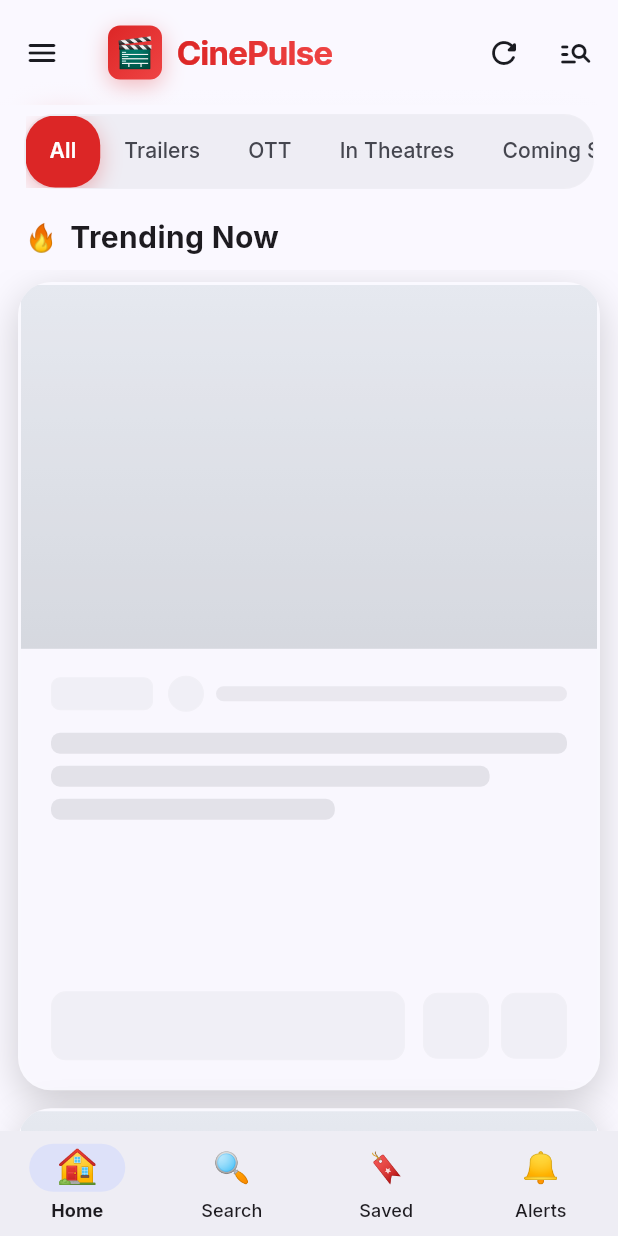
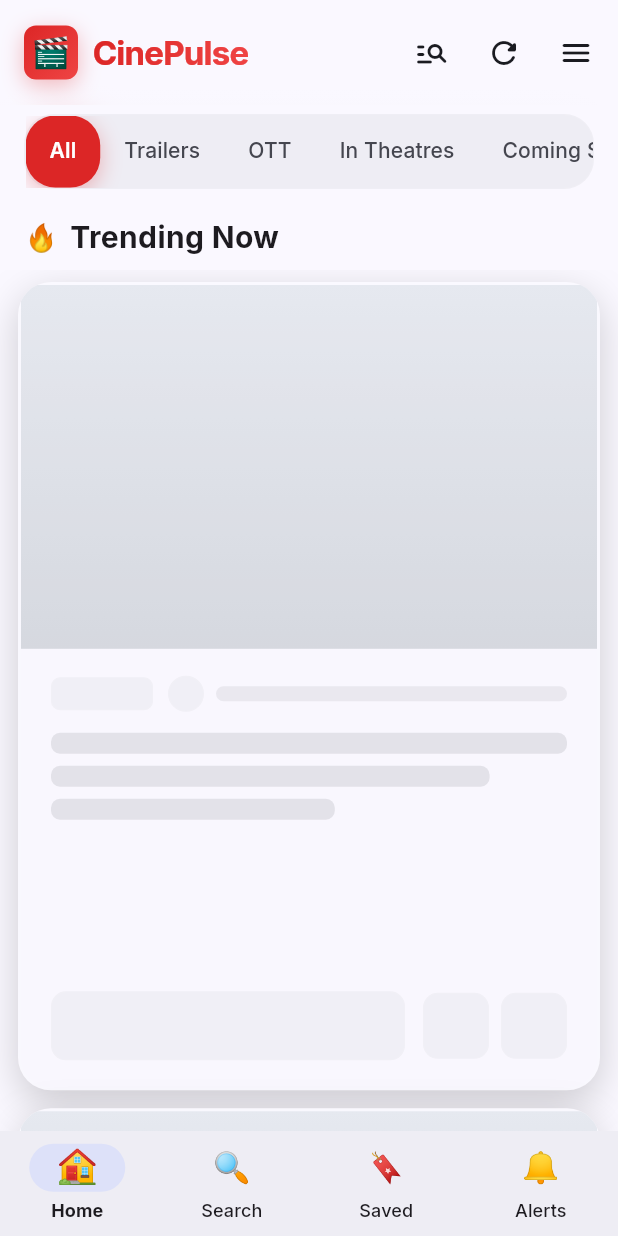
Before and after one commit to onlinecalculatorpro-astro/cinepulse, a Flutter app: the first screen one second after launch, on a phone screen of 412 x 824 dp. Run offline on Flutter 3.47's test engine with Material 3 defaults, Android fonts, the phone set to English and light mode, and no system bars; our stand-ins replace cached_network_image, chewie, connectivity_plus, firebase_core, firebase_messaging, flutter_local_notifications and 5 more; accounts and stored records are empty; network calls fail; statements that could not run were skipped.

Commit message:
Update home_screen.dart

```diff
--- a/lib/features/home/home_screen.dart
+++ b/lib/features/home/home_screen.dart
@@ -295,7 +295,9 @@ class _HomeScreenState extends State<HomeScreen>
         color: const Color(0xFFdc2626),
         child: CustomScrollView(
           slivers: [
-            // Glassy app bar
+            // Glassy header bar with new order:
+            // LEFT  : Brand block
+            // RIGHT : Discover → Refresh → Menu
             SliverAppBar(
               floating: true,
               pinned: true,
@@ -305,6 +307,9 @@ class _HomeScreenState extends State<HomeScreen>
                   : theme.colorScheme.surface.withOpacity(0.95),
               surfaceTintColor: Colors.transparent,
               toolbarHeight: 70,
+              // we REMOVE leading, because hamburger now lives in trailing actions
+              leading: null,
+              automaticallyImplyLeading: false,
               flexibleSpace: ClipRRect(
                 child: BackdropFilter(
                   filter: ImageFilter.blur(sigmaX: 10, sigmaY: 10),
@@ -330,13 +335,17 @@ class _HomeScreenState extends State<HomeScreen>
                   ),
                 ),
               ),
-              leading: IconButton(
-                icon: const Icon(Icons.menu_rounded),
-                onPressed: widget.onMenuPressed,
-                tooltip: 'Menu',
-              ),
-              title: const _ModernBrandLogo(), // 🎬
+              // Brand block is the title (left aligned start of toolbar)
+              title: const _ModernBrandLogo(),
+              // Actions on the right in this order: Discover → Refresh → Menu
               actions: [
+                IconButton(
+                  tooltip: 'Discover',
+                  icon: Icon(
+                    kIsWeb ? Icons.explore_outlined : Icons.manage_search_rounded,
+                  ),
+                  onPressed: widget.onOpenDiscover,
+                ),
                 IconButton(
                   tooltip: 'Refresh',
                   icon: const Icon(Icons.refresh_rounded),
@@ -346,9 +355,9 @@ class _HomeScreenState extends State<HomeScreen>
                   },
                 ),
                 IconButton(
-                  tooltip: 'Discover',
-                  icon: Icon(kIsWeb ? Icons.explore_outlined : Icons.manage_search_rounded),
-                  onPressed: widget.onOpenDiscover,
+                  tooltip: 'Menu',
+                  icon: const Icon(Icons.menu_rounded),
+                  onPressed: widget.onMenuPressed,
                 ),
                 const SizedBox(width: 4),
               ],
@@ -378,7 +387,7 @@ class _HomeScreenState extends State<HomeScreen>
                 ),
               ),
 
-            // Tabs (sticky)
+            // Tabs row (sticky)
             SliverPersistentHeader(
               pinned: true,
               delegate: _ModernTabsDelegate(
@@ -417,11 +426,17 @@ class _HomeScreenState extends State<HomeScreen>
                             ],
                           ),
                           labelColor: Colors.white,
-                          labelStyle: const TextStyle(fontSize: 14, fontWeight: FontWeight.w600),
-                          unselectedLabelColor:
-                              isDark ? const Color(0xFF94a3b8) : theme.colorScheme.onSurfaceVariant,
-                          unselectedLabelStyle:
-                              const TextStyle(fontSize: 14, fontWeight: FontWeight.w500),
+                          labelStyle: const TextStyle(
+                            fontSize: 14,
+                            fontWeight: FontWeight.w600,
+                          ),
+                          unselectedLabelColor: isDark
+                              ? const Color(0xFF94a3b8)
+                              : theme.colorScheme.onSurfaceVariant,
+                          unselectedLabelStyle: const TextStyle(
+                            fontSize: 14,
+                            fontWeight: FontWeight.w500,
+                          ),
                           tabs: _tabs.values.map((t) => Tab(text: t)).toList(),
                           onTap: (_) {
                             setState(() {});
@@ -436,7 +451,7 @@ class _HomeScreenState extends State<HomeScreen>
               ),
             ),
 
-            // “Trending Now” header — compact
+            // “Trending Now” header
             SliverToBoxAdapter(
               child: Padding(
                 padding: const EdgeInsets.fromLTRB(16, 6, 16, 4),
@@ -469,7 +484,7 @@ class _HomeScreenState extends State<HomeScreen>
               ),
             ),
 
-            // Main tabbed feed list — auto-responsive grid (slightly taller cards)
+            // Main tabbed feed list — responsive grid
             SliverFillRemaining(
               child: TabBarView(
                 controller: _tab,
@@ -492,7 +507,8 @@ class _HomeScreenState extends State<HomeScreen>
   }
 }
 
-// Tabs Delegate
+/* ----------------------------- Sticky tabs delegate ---------------------- */
+
 class _ModernTabsDelegate extends SliverPersistentHeaderDelegate {
   _ModernTabsDelegate({required this.child});
   final Widget child;
@@ -509,7 +525,8 @@ class _ModernTabsDelegate extends SliverPersistentHeaderDelegate {
   bool shouldRebuild(_ModernTabsDelegate oldDelegate) => false;
 }
 
-// Responsive Feed List (auto columns + *slightly taller* tiles)
+/* ----------------------------- Feed list/grid --------------------------- */
+
 class _FeedList extends StatefulWidget {
   const _FeedList({
     super.key,
@@ -562,8 +579,8 @@ class _FeedListState extends State<_FeedList>
 
     return SliverGridDelegateWithMaxCrossAxisExtent(
       maxCrossAxisExtent: maxTileW,
-      mainAxisSpacing: 12,     //adjust this for padding
-      crossAxisSpacing: 12,    //adjust this for padding
+      mainAxisSpacing: 12, // tweak spacing here
+      crossAxisSpacing: 12,
       childAspectRatio: ratio,
     );
   }
@@ -582,7 +599,7 @@ class _FeedListState extends State<_FeedList>
             final textScale = MediaQuery.textScaleFactorOf(context);
             final gridDelegate = _gridDelegateFor(w, textScale);
 
-            final horizontalPad = 12.0;  //adjust this for padding
+            final horizontalPad = 12.0;
             final topPad = 0.0;
             final bottomSafe = MediaQuery.viewPaddingOf(context).bottom;
             final bottomPad = 28.0 + bottomSafe;
@@ -600,7 +617,8 @@ class _FeedListState extends State<_FeedList>
 
             if (feed.hasError && feed.items.isEmpty) {
               return ListView(
-                padding: EdgeInsets.fromLTRB(horizontalPad, 24, horizontalPad, bottomPad),
+                padding:
+                    EdgeInsets.fromLTRB(horizontalPad, 24, horizontalPad, bottomPad),
                 physics: const AlwaysScrollableScrollPhysics(),
                 children: [
                   ErrorView(
@@ -625,7 +643,8 @@ class _FeedListState extends State<_FeedList>
                   ? "You're offline and no results match your search."
                   : "No matching items.";
               return ListView(
-                padding: EdgeInsets.fromLTRB(horizontalPad, 24, horizontalPad, bottomPad),
+                padding:
+                    EdgeInsets.fromLTRB(horizontalPad, 24, horizontalPad, bottomPad),
                 physics: const AlwaysScrollableScrollPhysics(),
                 children: [
                   Center(child: Text(msg)),
@@ -636,7 +655,8 @@ class _FeedListState extends State<_FeedList>
             const showLoadMore = false;
 
             return GridView.builder(
-              padding: EdgeInsets.fromLTRB(horizontalPad, topPad, horizontalPad, bottomPad),
+              padding:
+                  EdgeInsets.fromLTRB(horizontalPad, topPad, horizontalPad, bottomPad),
               physics: const AlwaysScrollableScrollPhysics(),
               cacheExtent: 2000,
               gridDelegate: gridDelegate,
@@ -666,7 +686,8 @@ class _FeedListState extends State<_FeedList>
   }
 }
 
-// Paging/feed model
+/* ----------------------------- Feed paging model ------------------------ */
+
 class _PagedFeed extends ChangeNotifier {
   _PagedFeed({required this.tab});
   final String tab;
```
